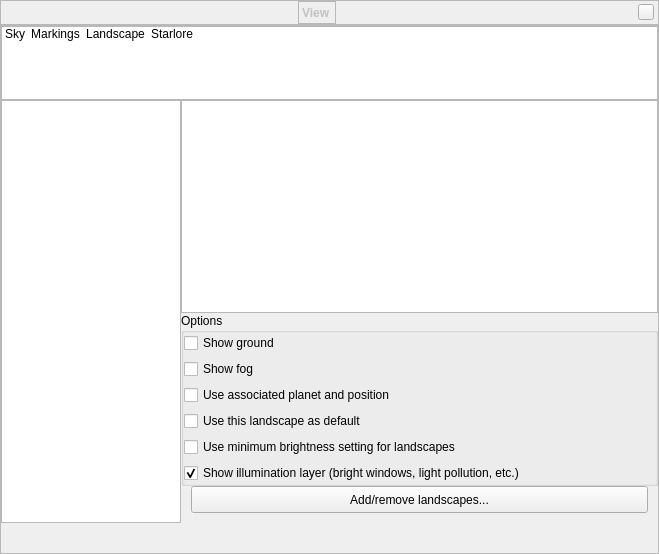
First picture: the form in src/gui/viewDialog.ui, repository 519984307/stellarium_src, before the edit.
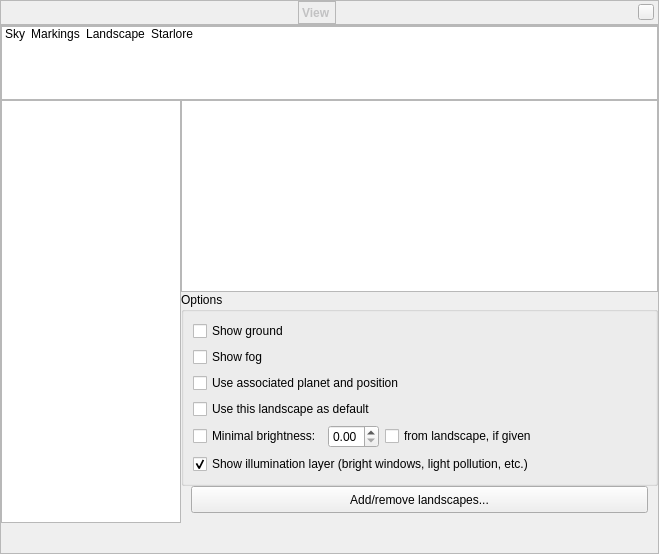
Second picture: the form after the edit. The open tabs and pages were chosen to show the change. Icons and pictures are not drawn. Custom widgets are drawn as their Qt base class.

Commit message: Add improvement for minimal brightness options for the landscapes and allows save his

Diff of the .ui file:
```diff
--- a/src/gui/viewDialog.ui
+++ b/src/gui/viewDialog.ui
@@ -1713,63 +1713,81 @@
             <property name="checkable">
              <bool>false</bool>
             </property>
-            <layout class="QGridLayout">
-             <property name="leftMargin">
-              <number>0</number>
-             </property>
-             <property name="topMargin">
-              <number>0</number>
-             </property>
-             <property name="rightMargin">
-              <number>0</number>
-             </property>
-             <property name="bottomMargin">
-              <number>0</number>
-             </property>
-             <item row="0" column="0">
-              <widget class="QCheckBox" name="showGroundCheckBox">
-               <property name="text">
-                <string>Show ground</string>
-               </property>
-              </widget>
-             </item>
-             <item row="1" column="0">
+            <layout class="QGridLayout" name="gridLayout_7">
+             <item row="1" column="0" colspan="2">
               <widget class="QCheckBox" name="showFogCheckBox">
                <property name="text">
                 <string>Show fog</string>
                </property>
               </widget>
              </item>
-             <item row="2" column="0">
+             <item row="2" column="0" colspan="2">
               <widget class="QCheckBox" name="landscapePositionCheckBox">
                <property name="text">
                 <string>Use associated planet and position</string>
                </property>
               </widget>
              </item>
-             <item row="3" column="0">
+             <item row="6" column="0" colspan="2">
+              <widget class="QCheckBox" name="landscapeIlluminationCheckBox">
+               <property name="text">
+                <string>Show illumination layer (bright windows, light pollution, etc.)</string>
+               </property>
+               <property name="checked">
+                <bool>true</bool>
+               </property>
+              </widget>
+             </item>
+             <item row="0" column="0" colspan="2">
+              <widget class="QCheckBox" name="showGroundCheckBox">
+               <property name="text">
+                <string>Show ground</string>
+               </property>
+              </widget>
+             </item>
+             <item row="3" column="0" rowspan="2" colspan="2">
               <widget class="QCheckBox" name="useAsDefaultLandscapeCheckBox">
                <property name="text">
                 <string>Use this landscape as default</string>
                </property>
               </widget>
              </item>
-             <item row="4" column="0">
-              <widget class="QCheckBox" name="landscapeBrightnessCheckBox">
-               <property name="text">
-                <string>Use minimum brightness setting for landscapes</string>
-               </property>
-              </widget>
-             </item>
              <item row="5" column="0">
-              <widget class="QCheckBox" name="landscapeIlluminationCheckBox">
-               <property name="text">
-                <string>Show illumination layer (bright windows, light pollution, etc.)</string>
-               </property>
-               <property name="checked">
-                <bool>true</bool>
-               </property>
-              </widget>
+              <layout class="QHBoxLayout" name="horizontalLayout_11">
+               <item>
+                <widget class="QCheckBox" name="landscapeBrightnessCheckBox">
+                 <property name="toolTip">
+                  <string>Use minimal brightness to leave landscape visible also in darkness</string>
+                 </property>
+                 <property name="text">
+                  <string>Minimal brightness:</string>
+                 </property>
+                </widget>
+               </item>
+               <item>
+                <widget class="QDoubleSpinBox" name="landscapeBrightnessSpinBox">
+                 <property name="toolTip">
+                  <string>Value range 0..1 (landscape is black at night - landscape is fully bright)</string>
+                 </property>
+                 <property name="maximum">
+                  <double>1.000000000000000</double>
+                 </property>
+                 <property name="singleStep">
+                  <double>0.010000000000000</double>
+                 </property>
+                </widget>
+               </item>
+               <item>
+                <widget class="QCheckBox" name="localLandscapeBrightnessCheckBox">
+                 <property name="toolTip">
+                  <string>Use minimal brightness as may be specified in landscape.ini</string>
+                 </property>
+                 <property name="text">
+                  <string>from landscape, if given</string>
+                 </property>
+                </widget>
+               </item>
+              </layout>
              </item>
             </layout>
            </widget>
```
Left out of the diff: 2 changed lines with no effect on the pictures. The commit also changes 3 other files.
